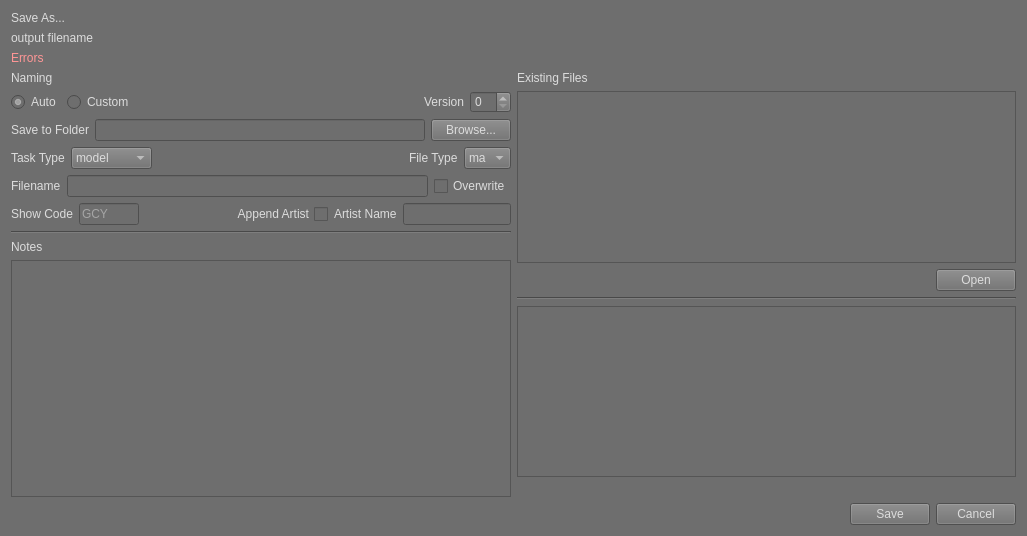
The window that ui/superSaver_UI.ui (SleepDeprivedVFX/versionUp) describes before a commit, drawn with Qt 5.
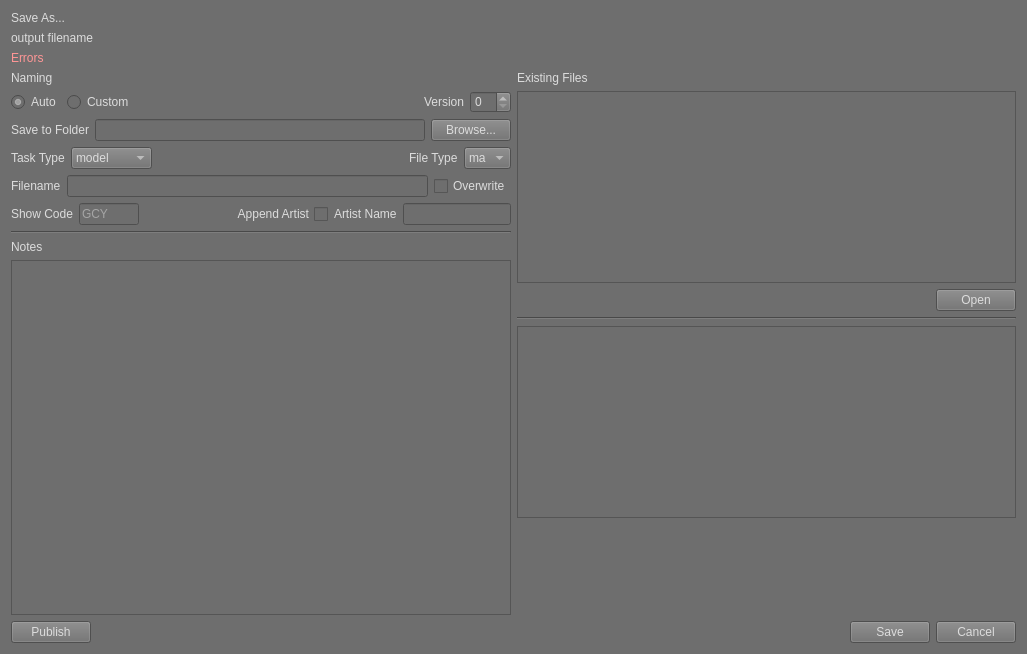
The same window after the commit.

```diff
--- a/ui/superSaver_UI.ui
+++ b/ui/superSaver_UI.ui
@@ -7,7 +7,7 @@
     <x>0</x>
     <y>0</y>
     <width>1027</width>
-    <height>536</height>
+    <height>654</height>
    </rect>
   </property>
   <property name="minimumSize">
@@ -433,6 +433,13 @@
    </item>
    <item>
     <layout class="QHBoxLayout" name="buttons_layout">
+     <item>
+      <widget class="QPushButton" name="publish_btn">
+       <property name="text">
+        <string>Publish</string>
+       </property>
+      </widget>
+     </item>
      <item>
       <spacer name="buttons_spacer">
        <property name="orientation">
```
